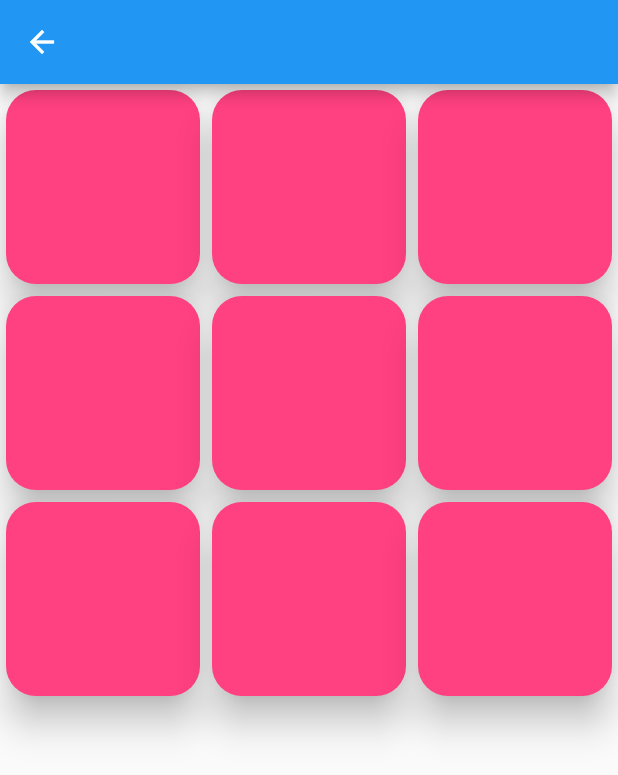
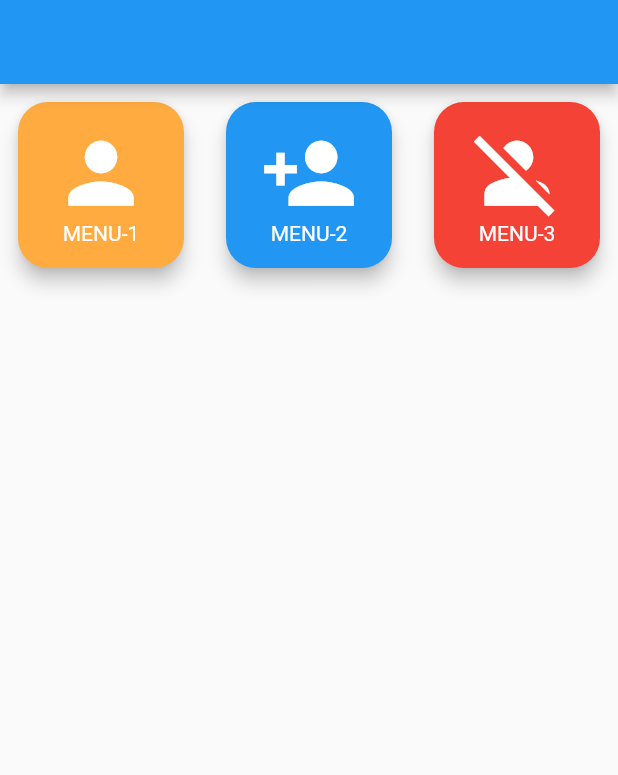
Before and after one commit to kawinnat09/flutter-dip2-2565-week13, a Flutter app: the GridViewPage screen opened directly, on a phone screen of 412 x 824 dp. Shown: the top 775 px of the screen. Run offline on Flutter 3.47's test engine with Material 2 defaults, Android fonts, the phone set to English and light mode, and no system bars.

Commit message:
first commit

```diff
--- a/lib/app.dart
+++ b/lib/app.dart
@@ -1,13 +1,17 @@
 import 'package:flutter/material.dart';
-import 'package:flutter_week13/row_page.dart';
 
-class  MyApp extends StatelessWidget {
+import 'card_page.dart';
+import 'column_page.dart';
+import 'gridview_card_page.dart';
+import 'row_page.dart';
+
+class MyApp extends StatelessWidget {
   const MyApp({Key? key}) : super(key: key);
 
   @override
   Widget build(BuildContext context) {
     return MaterialApp(
-      home: RowPage(),
+      home: GridViewPage(),
     );
   }
 }
--- a/lib/gridview_card_page.dart
+++ b/lib/gridview_card_page.dart
@@ -1,6 +1,20 @@
 import 'package:flutter/material.dart';
 
-class  GridViewPage extends StatelessWidget {
+class Menu{
+  final String? title;
+  final IconData? icon;
+  final Color? bkColor;
+
+  Menu({this.title,this.icon,this.bkColor});
+}
+
+List<Menu> menus = [
+  Menu(title: "MENU-1",icon:Icons.person, bkColor: Colors.orangeAccent),
+  Menu(title: "MENU-2",icon:Icons.person_add, bkColor: Colors.blue),
+  Menu(title: "MENU-3",icon:Icons.person_off, bkColor: Colors.red),
+];
+
+class GridViewPage extends StatelessWidget {
   const GridViewPage({Key? key}) : super(key: key);
 
   @override
@@ -8,17 +22,33 @@ class  GridViewPage extends StatelessWidget {
     return Scaffold(
       appBar: AppBar(),
       body: Container(
+        padding: EdgeInsets.all(8),
         child: GridView.count(
-            crossAxisCount: 3,
-            //children: List.generate(6, (index) => Card()),
-            children: List.generate(9, (index){
+            crossAxisCount: menus.length,
+            mainAxisSpacing: 20,
+            crossAxisSpacing: 20,
+            // children: List.generate(9, (index) => Card()),
+            children: List.generate(menus.length, (index) {
               return Card(
-                color: Colors.pinkAccent,
-                elevation: 10,
+                color: menus[index].bkColor,
+                elevation: 5,
                 shape: RoundedRectangleBorder(
                     borderRadius: BorderRadius.all(
                         Radius.circular(20)
                     )
+                ),
+                child: InkWell(
+                  borderRadius: BorderRadius.all(
+                    Radius.circular(20),
+                  ),
+                  child: Column(
+                    mainAxisAlignment: MainAxisAlignment.center,
+                    children: [
+                      Icon(menus[index].icon,size: 65,color: Colors.white),
+                      Text(menus[index].title!,style: TextStyle(color: Colors.white))
+                    ],
+                  ),
+                  onTap: () {},
                 ),
               );
             })
```
